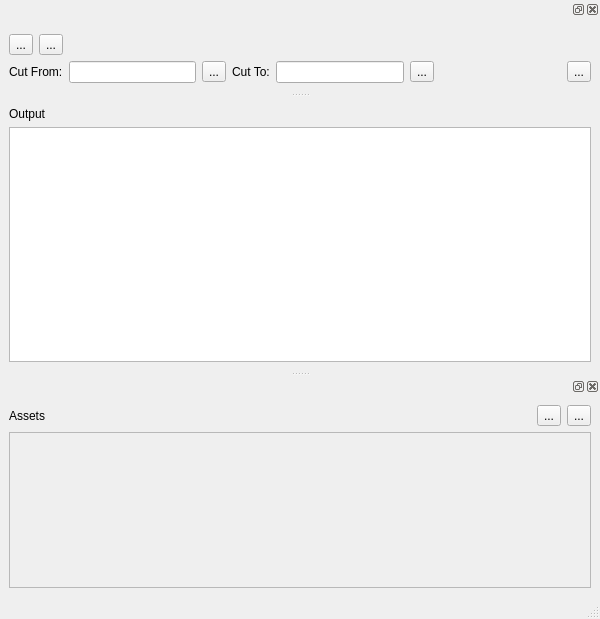
Above: dieschere/main.ui from ralsina/24-hour-apps before the change. Below: the same form after it.
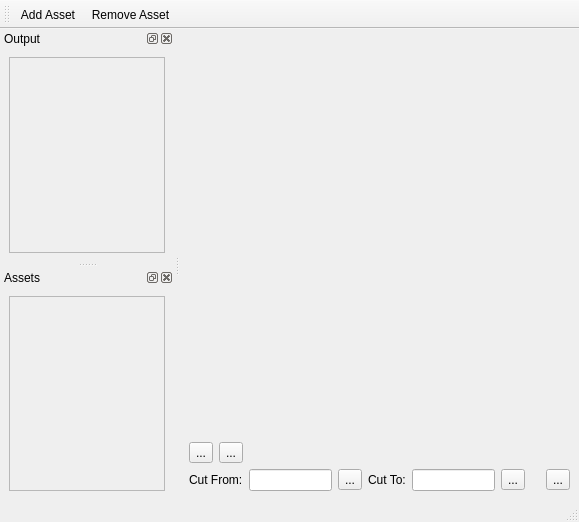
That is the form after the change. Icons and pictures are not drawn. Custom widgets are drawn as their Qt base class.

Commit message: UI changed, and now, I will stop the designer fidgeting

Diff of the .ui file:
```diff
--- a/dieschere/main.ui
+++ b/dieschere/main.ui
@@ -6,51 +6,28 @@
    <rect>
     <x>0</x>
     <y>0</y>
-    <width>600</width>
-    <height>619</height>
+    <width>579</width>
+    <height>522</height>
    </rect>
   </property>
   <property name="windowTitle">
    <string>MainWindow</string>
   </property>
   <widget class="QWidget" name="centralwidget">
-   <layout class="QVBoxLayout" name="verticalLayout_2">
-    <item>
-     <widget class="QLabel" name="label_2">
       <property name="sizePolicy">
-       <sizepolicy hsizetype="Preferred" vsizetype="Fixed">
+    <sizepolicy hsizetype="Expanding" vsizetype="Expanding">
         <horstretch>0</horstretch>
         <verstretch>0</verstretch>
        </sizepolicy>
       </property>
-      <property name="text">
-       <string>Output</string>
-      </property>
-     </widget>
-    </item>
+   <property name="maximumSize">
+    <size>
+     <width>5000</width>
+     <height>5000</height>
+    </size>
+   </property>
+   <layout class="QVBoxLayout" name="verticalLayout_3">
     <item>
-     <widget class="QGraphicsView" name="output"/>
-    </item>
-   </layout>
-  </widget>
-  <widget class="QMenuBar" name="menubar">
-   <property name="geometry">
-    <rect>
-     <x>0</x>
-     <y>0</y>
-     <width>600</width>
-     <height>28</height>
-    </rect>
-   </property>
-  </widget>
-  <widget class="QStatusBar" name="statusbar"/>
-  <widget class="QDockWidget" name="dockWidget">
-   <attribute name="dockWidgetArea">
-    <number>4</number>
-   </attribute>
-   <widget class="QWidget" name="dockWidgetContents">
-    <layout class="QGridLayout" name="gridLayout">
-     <item row="0" column="0">
       <widget class="Phonon::VideoPlayer" name="player">
        <property name="sizePolicy">
         <sizepolicy hsizetype="Expanding" vsizetype="Expanding">
@@ -60,7 +37,7 @@
        </property>
       </widget>
      </item>
-     <item row="1" column="0">
+    <item>
       <layout class="QHBoxLayout" name="controls">
        <item>
         <widget class="QToolButton" name="play">
@@ -77,7 +54,7 @@
         </widget>
        </item>
        <item>
-        <widget class="QToolButton" name="pause">
+       <widget class="QToolButton" name="stop">
          <property name="text">
           <string>...</string>
          </property>
@@ -95,7 +72,7 @@
        </item>
       </layout>
      </item>
-     <item row="2" column="0" colspan="2">
+    <item>
       <layout class="QHBoxLayout" name="horizontalLayout_2">
        <item>
         <widget class="QLabel" name="label_3">
@@ -167,67 +144,120 @@
      </item>
     </layout>
    </widget>
+  <widget class="QMenuBar" name="menubar">
+   <property name="geometry">
+    <rect>
+     <x>0</x>
+     <y>0</y>
+     <width>579</width>
+     <height>28</height>
+    </rect>
+   </property>
   </widget>
-  <widget class="QDockWidget" name="dockWidget_2">
+  <widget class="QStatusBar" name="statusbar"/>
+  <widget class="QToolBar" name="toolBar">
+   <property name="windowTitle">
+    <string>toolBar</string>
+   </property>
+   <attribute name="toolBarArea">
+    <enum>TopToolBarArea</enum>
+   </attribute>
+   <attribute name="toolBarBreak">
+    <bool>false</bool>
+   </attribute>
+   <addaction name="addAsset"/>
+   <addaction name="removeAsset"/>
+  </widget>
+  <widget class="QDockWidget" name="dockWidget">
+   <property name="sizePolicy">
+    <sizepolicy hsizetype="Preferred" vsizetype="Expanding">
+     <horstretch>0</horstretch>
+     <verstretch>100</verstretch>
+    </sizepolicy>
+   </property>
+   <property name="windowTitle">
+    <string>Output</string>
+   </property>
    <attribute name="dockWidgetArea">
-    <number>8</number>
+    <number>1</number>
    </attribute>
-   <widget class="QWidget" name="dockWidgetContents_2">
-    <layout class="QVBoxLayout" name="verticalLayout">
+   <widget class="QWidget" name="dockWidgetContents">
+    <layout class="QVBoxLayout" name="verticalLayout_4">
      <item>
-      <layout class="QHBoxLayout" name="horizontalLayout_3">
+      <widget class="QScrollArea" name="scrollArea_2">
+       <property name="sizePolicy">
+        <sizepolicy hsizetype="Fixed" vsizetype="Expanding">
+         <horstretch>0</horstretch>
+         <verstretch>0</verstretch>
+        </sizepolicy>
+       </property>
+       <property name="minimumSize">
+        <size>
+         <width>156</width>
+         <height>156</height>
+        </size>
+       </property>
+       <property name="maximumSize">
+        <size>
+         <width>156</width>
+         <height>16777215</height>
+        </size>
+       </property>
+       <property name="widgetResizable">
+        <bool>true</bool>
+       </property>
+       <widget class="QWidget" name="outputContainer">
+        <property name="geometry">
+         <rect>
+          <x>0</x>
+          <y>0</y>
+          <width>152</width>
+          <height>188</height>
+         </rect>
+        </property>
+        <layout class="QHBoxLayout" name="horizontalLayout_5">
+         <property name="margin">
+          <number>0</number>
+         </property>
        <item>
-        <widget class="QLabel" name="label">
-         <property name="text">
+          <layout class="QVBoxLayout" name="output"/>
+         </item>
+        </layout>
+       </widget>
+      </widget>
+     </item>
+    </layout>
+   </widget>
+  </widget>
+  <widget class="QDockWidget" name="dockWidget_3">
+   <property name="windowTitle">
           <string>Assets</string>
          </property>
-        </widget>
-       </item>
-       <item>
-        <spacer name="horizontalSpacer_2">
-         <property name="orientation">
-          <enum>Qt::Horizontal</enum>
-         </property>
-         <property name="sizeHint" stdset="0">
-          <size>
-           <width>40</width>
-           <height>20</height>
-          </size>
-         </property>
-        </spacer>
-       </item>
-       <item>
-        <widget class="QToolButton" name="addAsset">
-         <property name="text">
-          <string>...</string>
-         </property>
-         <property name="icon">
-          <iconset resource="icons.qrc">
-           <normaloff>:/icons/fileopen.svg</normaloff>:/icons/fileopen.svg</iconset>
-         </property>
-        </widget>
-       </item>
-       <item>
-        <widget class="QToolButton" name="removeAsset">
-         <property name="text">
-          <string>...</string>
-         </property>
-         <property name="icon">
-          <iconset resource="icons.qrc">
-           <normaloff>:/icons/fileclose.svg</normaloff>:/icons/fileclose.svg</iconset>
-         </property>
-        </widget>
-       </item>
-      </layout>
-     </item>
+   <attribute name="dockWidgetArea">
+    <number>1</number>
+   </attribute>
+   <widget class="QWidget" name="dockWidgetContents_4">
+    <layout class="QVBoxLayout" name="verticalLayout">
      <item>
       <widget class="QScrollArea" name="scrollArea">
+       <property name="sizePolicy">
+        <sizepolicy hsizetype="Fixed" vsizetype="Expanding">
+         <horstretch>0</horstretch>
+         <verstretch>0</verstretch>
+        </sizepolicy>
+       </property>
        <property name="minimumSize">
         <size>
-         <width>0</width>
+         <width>156</width>
          <height>156</height>
         </size>
        </property>
+       <property name="maximumSize">
+        <size>
+         <width>156</width>
+         <height>16777215</height>
+        </size>
+       </property>
        <property name="widgetResizable">
         <bool>true</bool>
        </property>
@@ -236,7 +266,7 @@
          <rect>
           <x>0</x>
           <y>0</y>
-          <width>578</width>
+          <width>152</width>
           <height>152</height>
          </rect>
         </property>
@@ -245,7 +275,7 @@
           <number>0</number>
          </property>
          <item>
-          <layout class="QHBoxLayout" name="assets"/>
+          <layout class="QVBoxLayout" name="assets"/>
          </item>
         </layout>
        </widget>
@@ -254,6 +284,24 @@
     </layout>
    </widget>
   </widget>
+  <action name="addAsset">
+   <property name="icon">
+    <iconset resource="icons.qrc">
+     <normaloff>:/icons/fileopen.svg</normaloff>:/icons/fileopen.svg</iconset>
+   </property>
+   <property name="text">
+    <string>Add Asset</string>
+   </property>
+  </action>
+  <action name="removeAsset">
+   <property name="icon">
+    <iconset resource="icons.qrc">
+     <normaloff>:/icons/fileclose.svg</normaloff>:/icons/fileclose.svg</iconset>
+   </property>
+   <property name="text">
+    <string>Remove Asset</string>
+   </property>
+  </action>
  </widget>
  <customwidgets>
   <customwidget>
```
Left out of the diff: 19 changed lines with no effect on the pictures. Lines whose indentation alone changed are shown as unchanged. The commit also changes 4 other files.
